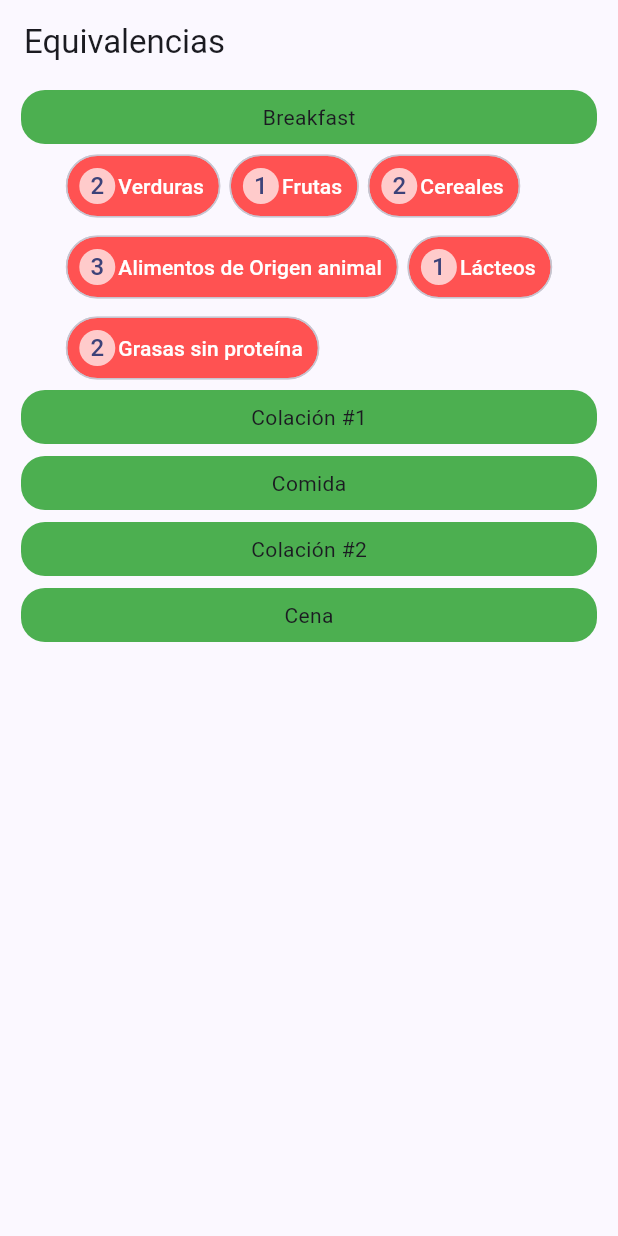
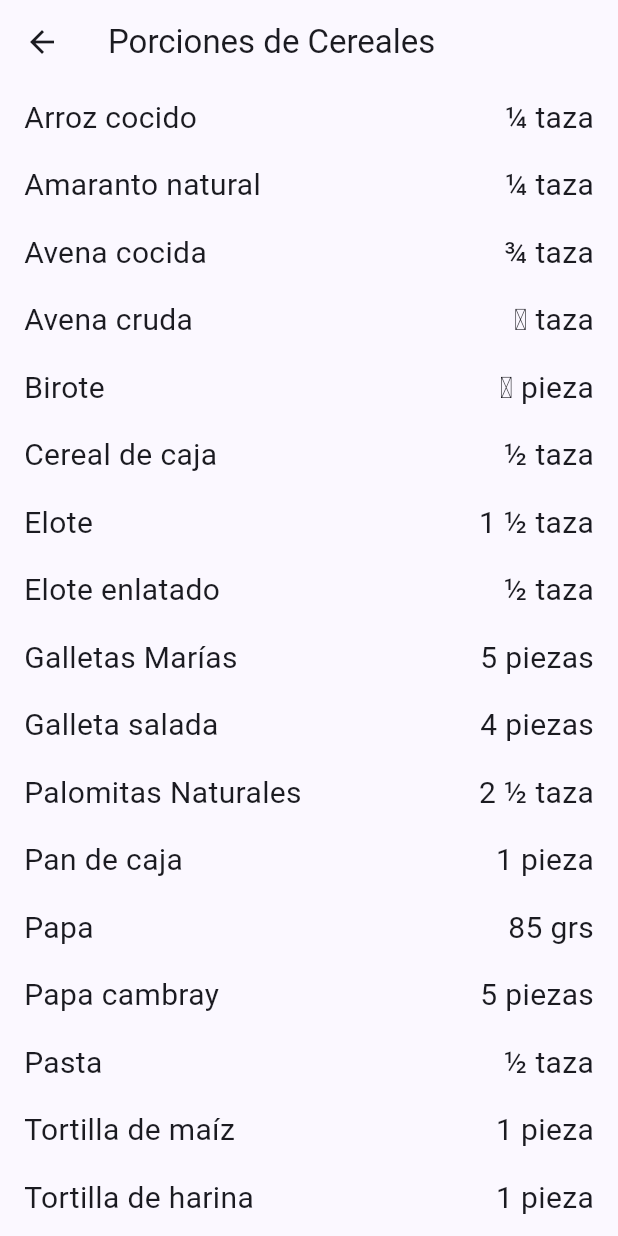
Before and after one commit to Carlos2693/nutritional_equivalences_app, a Flutter app: the screen it shows after launch, after a tap on "Cereales", on a phone screen of 412 x 824 dp. Run offline on Flutter 3.47's test engine with Material 3 defaults, Android fonts, the phone set to English and light mode, and no system bars; our stand-ins replace flutter_riverpod, go_router.

Commit message:
Add Portion screen

```diff
--- /dev/null
+++ b/lib/config/const/portion_const.dart
@@ -0,0 +1,157 @@
+class Portions extends _Portions {
+
+  Portions._privateConstructor();
+
+  static final Portions _instance = Portions._privateConstructor();
+
+  factory Portions() {
+    return _instance;
+  }
+}
+
+class _Portions {
+    String appBarText = 'Porciones de';
+    final Map<String, String> _vegetables = {
+    "Betabel crudo": "38 grs",
+    "Brócoli cocido": "½ taza",
+    "Calabacita": "½ taza",
+    'Cebolla': '½ taza',
+    "Champiñon": "1 taza",
+    "Chayote": "½ taza",
+    "Colifor cruda": "¾ taza",
+    "Ejotes": "½ taza",
+    "Espinaca cocida": "½ taza",
+    "Espinaca cruda": "2 tazas",
+    "Jícama": "½ taza",
+    "Jitomate": "1 taza",
+    "Jugo de zanahoria": "¼ taza",
+    "Lechuga": "3 tazas",
+    "Nopal": "1 taza",
+    "Pepino": "1 ¼ taza",
+    "Pimiento": "1 pieza",
+    "Salsas caseras": "½ taza",
+    "Zanahoria": "½ taza",
+  };
+
+  final Map<String, String> _fruits = {
+    "Agua de coco": "1 ½ taza",
+    "Blueberries": "¾ taza",
+    "Ciruela": "3 piezas",
+    "Ciruela pasa": "7 piezas",
+    "Durazno": "2 piezas",
+    "Frambuesa": "1 taza",
+    "Fresa": "1 taza",
+    "Fruta picada": "1 taza",
+    "Guayaba": "3 piezas",
+    "Jugo de naranja o toronja": "½ taza",
+    "Kiwi": "1 ½ pieza",
+    "Mango": "1 pieza",
+    "Manzana": "1 pieza",
+    "Melón": "1 taza",
+    "Naranja": "2 piezas",
+    "Papaya": "1 taza",
+    "Pera": "½ pieza",
+    "Platano": "½ pieza",
+    "Sandía": "1 taza",
+    "Toronja": "1 pieza",
+    "Uvas": "18 piezas",
+  };
+
+  final Map<String, String> _cereals = {
+    "Arroz cocido": "¼ taza",
+    "Amaranto natural": "¼ taza",
+    "Avena cocida": "¾ taza",
+    "Avena cruda": "⅓ taza",
+    "Birote": "⅓ pieza",
+    "Cereal de caja": "½ taza",
+    "Elote": "1 ½ taza",
+    "Elote enlatado": "½ taza",
+    "Galletas Marías": "5 piezas",
+    "Galleta salada": "4 piezas",
+    "Palomitas Naturales": "2 ½ taza",
+    "Pan de caja": "1 pieza",
+    "Papa": "85 grs",
+    "Papa cambray": "5 piezas",
+    "Pasta": "½ taza",
+    "Tortilla de maíz": "1 pieza",
+    "Tortilla de harina": "1 pieza",
+    "Tortilla de harina integral": "1 pieza",
+    "Tostada deshidratada": "2 piezas",
+  };
+
+  final Map<String, String> _foodAnimalOrigin = {
+    "Atún en agua": "30 grs",
+    "Bistec de res": "30 grs",
+    "Camarón": "5 piezas",
+    "Cecina": "25 grs",
+    "Cuete de res": "45 grs",
+    "Falda de res": "25 grs",
+    "Filete de pescado": "45 grs",
+    "Molida de pollo o res": "30 grs",
+    "Milanesa de pollo o res": "30 grs",
+    "Pollo": "30 grs",
+    "Carne de cerdo": "40 grs",
+    "Panela": "40 grs",
+    "Salmón": "30 grs",
+    "Huevo": "1 pieza",
+    "Salchicha": "1 pieza",
+    "Jamón de pavo": "2 rebanadas",
+  };
+
+  final Map<String, String> _legumes = {
+    "Chicharo": "½ taza",
+    "Frijoles cocidos": "½ taza",
+    "Frijoles fritos": "⅓ taza",
+    "Garbanzo": "½ taza",
+    "Lenteja": "½ taza",
+    "Soya cocida": "⅓ taza",
+    "Soya texturizada": "35 grs"
+  };
+
+  final Map<String, String> _dairy = {
+    "Leche entera, light, deslactosada": "1 taza",
+    "Leche de soya": "1 taza",
+    "Yogurt light natural o de fruta": "1 taza",
+  };
+
+  final Map<String, String> _fatsWithoutProtein = {
+    "Aceite": "1 cdita",
+    "Aderezo": "½ cda",
+    "Aguacate": "⅓ pieza",
+    "Coco": "12 grs",
+    "Crema": "1 cda",
+    "Mantequilla": "1 ½ cdita",
+    "Tocino": "1 rebanada",
+  };
+
+  final Map<String, String> _fatsWithProtein = {
+    "Almendras": "10 piezas",
+    "Cacahuate": "14 piezas",
+    "Chia": "7 cdas",
+    "Chorizo": "15 grs",
+    "Nuez": "3 piezas",
+    "Semillas de girasol": "4 cditas",
+  };
+
+  final Map<String, String> _sugars = {
+    "Azúcar": "2 cditas",
+    "Gomitas": "4 piezas",
+    "Chocomilk": "2 cditas",
+    "Miel": "2 cditas",
+    "Paleta de agua": "1 pieza",
+    "Catsup": "2 cdas",
+    "Nieve": "1 bola",
+  };
+
+  late Map<String, Map<String, String>> portionsByName = {
+    'vegetableGroup': _vegetables,
+    'fruitGroup': _fruits,
+    'cerealsGroup': _cereals,
+    'foodAnimalOriginGroup': _foodAnimalOrigin,
+    'legumesGroup': _legumes,
+    'dairyGroup': _dairy,
+    'fatsWithoutProteinGroup': _fatsWithoutProtein,
+    'fatsWithProteinGroup': _fatsWithProtein,
+    'sugarsGroup': _sugars,
+  };
+}
--- a/lib/config/router/app_router.dart
+++ b/lib/config/router/app_router.dart
@@ -1,7 +1,8 @@
 import 'package:flutter_riverpod/flutter_riverpod.dart';
 import 'package:go_router/go_router.dart';
 
-import 'package:nutritional_equivalences_app/features/equivalences/presentation/screens/equivalences_screen.dart';
+import 'package:nutritional_equivalences_app/config/extension/object.dart';
+import 'package:nutritional_equivalences_app/features/equivalences/presentation/screens/screens.dart';
 
 final goRouterProvider = Provider((ref) {
   return GoRouter(
@@ -10,6 +11,12 @@ final goRouterProvider = Provider((ref) {
       GoRoute(
         path: '/',
         builder: (context, state) => const EquivalencesScreen(),
+      ),
+      GoRoute(
+        path: '/group/:id',
+        builder: (context, state) => GroupEquivalenceScreen(
+          groupId: state.pathParameters['id'].value(),
+        ),
       )
     ]
   );
--- a/lib/features/equivalences/presentation/component/body_food_time.dart
+++ b/lib/features/equivalences/presentation/component/body_food_time.dart
@@ -1,4 +1,6 @@
 import 'package:flutter/material.dart';
+import 'package:go_router/go_router.dart';
+
 import 'package:nutritional_equivalences_app/config/const/const.dart';
 import 'package:nutritional_equivalences_app/config/extension/object.dart';
 import 'package:nutritional_equivalences_app/features/equivalences/domain/domain.dart';
@@ -19,10 +21,12 @@ class BodyFoodTime extends StatelessWidget {
 
     final entries = equivalence.numberByGroup.entries;
     final widgetList = entries.map((entry) {
-      portionsByName[entry.key].value();
-      final newKey = portionsByName[entry.key].value();
+      final entryKey = entry.key;
+      final newKey = portionsByName[entryKey].value();
       return GestureDetector(
-        onTap: () { },
+        onTap: () {
+          context.push('/group/$entryKey');
+        },
         child: CustomChip(
           contentLabel: newKey,
           contentAvatar: entry.value,
--- /dev/null
+++ b/lib/features/equivalences/presentation/screens/portion_equivalence_screen.dart
@@ -0,0 +1,87 @@
+import 'package:flutter/material.dart';
+import 'package:flutter_riverpod/flutter_riverpod.dart';
+
+import 'package:nutritional_equivalences_app/config/const/const.dart';
+import 'package:nutritional_equivalences_app/config/extension/object.dart';
+import 'package:nutritional_equivalences_app/config/const/portion_const.dart';
+
+class GroupEquivalenceScreen extends ConsumerWidget {
+  final String groupId;
+
+  const GroupEquivalenceScreen({
+    super.key,
+    required this.groupId,
+  });
+
+  @override
+  Widget build(BuildContext context, WidgetRef ref) {
+    final portions = Portions();
+    final newKey = portionsByName[groupId].value();
+
+    return Scaffold(
+      appBar: AppBar(
+        title: Text('${portions.appBarText} $newKey'),
+      ),
+      body: _buildListPortions(groupId),
+    );
+  }
+}
+
+_buildListPortions(String groupId) {
+  final portions = Portions();
+  final portionMap = portions.portionsByName[groupId];
+
+  if (portionMap != null) {
+    final portionList = portionMap.entries.toList();
+
+    return ListView.builder(
+      itemCount: portionMap.length,
+      itemBuilder: (context, index) {
+        final item = portionList[index];
+        return CardPortion(
+          textPortion: item.key,
+          valuePortion: item.value,
+        );
+      },
+    );
+  }
+}
+
+class CardPortion extends StatelessWidget {
+  const CardPortion({
+    super.key,
+    required this.textPortion,
+    required this.valuePortion,
+  });
+
+  final String textPortion;
+  final String valuePortion;
+
+  @override
+  Widget build(BuildContext context) {
+    return Padding(
+      padding: const EdgeInsets.symmetric(vertical: 8.0, horizontal: 16.0),
+      child: Row(
+        children: <Widget>[
+          Expanded(
+            flex: 2,
+            child: Text(
+              textPortion,
+              style: const TextStyle(fontSize: 20),
+            ),
+          ),
+          Expanded(
+            flex: 2,
+            child: Container(
+              alignment: Alignment.centerRight,
+              child: Text(
+                valuePortion,
+                style: const TextStyle(fontSize: 20),
+              ),
+            ),
+          ),
+        ],
+      ),
+    );
+  }
+}
--- /dev/null
+++ b/lib/features/equivalences/presentation/screens/screens.dart
@@ -0,0 +1,2 @@
+export 'equivalences_screen.dart';
+export 'portion_equivalence_screen.dart';
```
